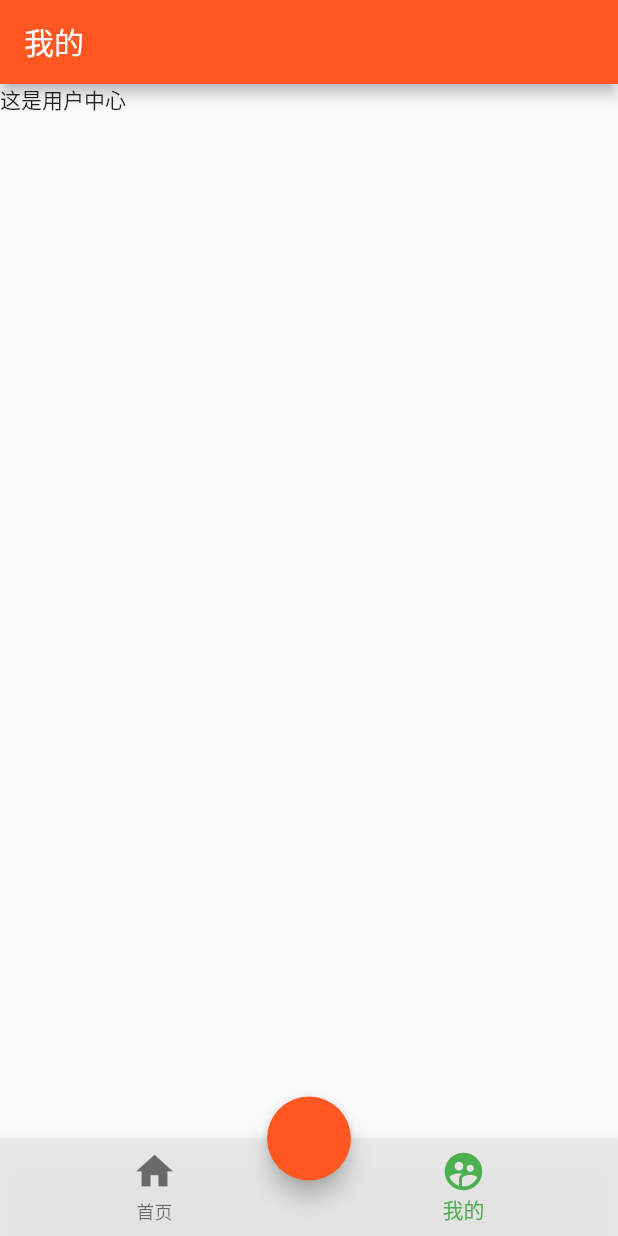
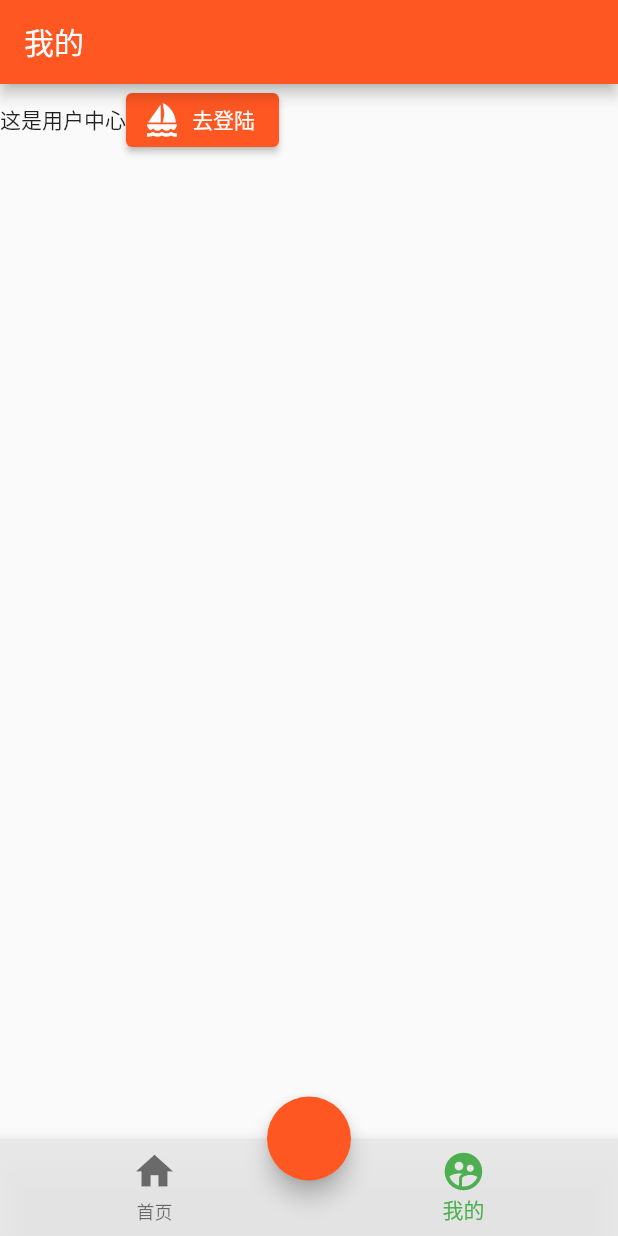
Before and after one commit to ylc927957426/flutterAPP, a Flutter app: the screen it shows after launch, item 2 of the bottom bar chosen, on a phone screen of 412 x 824 dp. Run offline on Flutter 3.47's test engine with Material 2 defaults, Android fonts, the phone set to English and light mode, and no system bars; our stand-ins replace dio.

Commit message:
修改整体结构，搭配路由处理

```diff
--- a/lib/main.dart
+++ b/lib/main.dart
@@ -1,5 +1,6 @@
 import 'package:flutter/material.dart';
 import 'package:flutter_text/pages/home/index.dart';
+import 'package:flutter_text/pages/login/index.dart';
 
 void main() {
   runApp(const MyApp());
@@ -15,12 +16,10 @@ class MyApp extends StatelessWidget {
       theme: ThemeData(
         primarySwatch: Colors.deepOrange,
       ),
-      home: const MyHomePage(),
-      // routes: {
-      //   "/": (context) => const MyHomePage(),
-      //   "/goods": (context) => const Goods(),
-      //   "/photo": (context) => const Photo()
-      // },
+      routes: {
+        "/": (context) => const MyHomePage(),
+        "/login": (context) => const Login(),
+      },
     );
   }
 }
--- a/lib/pages/goods/index.dart
+++ b/lib/pages/goods/index.dart
@@ -14,7 +14,7 @@ class Goods extends StatelessWidget {
         children: [
           ElevatedButton(
               onPressed: () {
-                Navigator.pop(context, {'id': '商品id'});
+                // Navigator.pop(context, {'id': '商品id'});
               },
               child: const Text('返回首页')),
           TextButton(
@@ -27,7 +27,7 @@ class Goods extends StatelessWidget {
               )),
           OutlinedButton(
               onPressed: () {
-                Navigator.pushNamed(context, '/photo');
+                // Navigator.pushNamed(context, '/photo');
               },
               child: const Text('跳转到照片')),
           IconButton(
--- a/lib/pages/user/index.dart
+++ b/lib/pages/user/index.dart
@@ -1,4 +1,5 @@
 import 'package:flutter/cupertino.dart';
+import 'package:flutter/material.dart';
 import 'package:flutter/src/foundation/key.dart';
 import 'package:flutter/src/widgets/framework.dart';
 
@@ -14,7 +15,15 @@ class _UserState extends State<User> {
   Widget build(BuildContext context) {
     return Container(
       child: Row(
-        children: [Text('这是用户中心')],
+        children: [
+          Text('这是用户中心'),
+          ElevatedButton.icon(
+              onPressed: () {
+                Navigator.pushNamed(context, '/login');
+              },
+              icon: Icon(Icons.sailing),
+              label: Text('去登陆'))
+        ],
       ),
     );
   }
```
Also changed, not shown: lib/pages/login/index.dart (added, +49 -0 lines).
